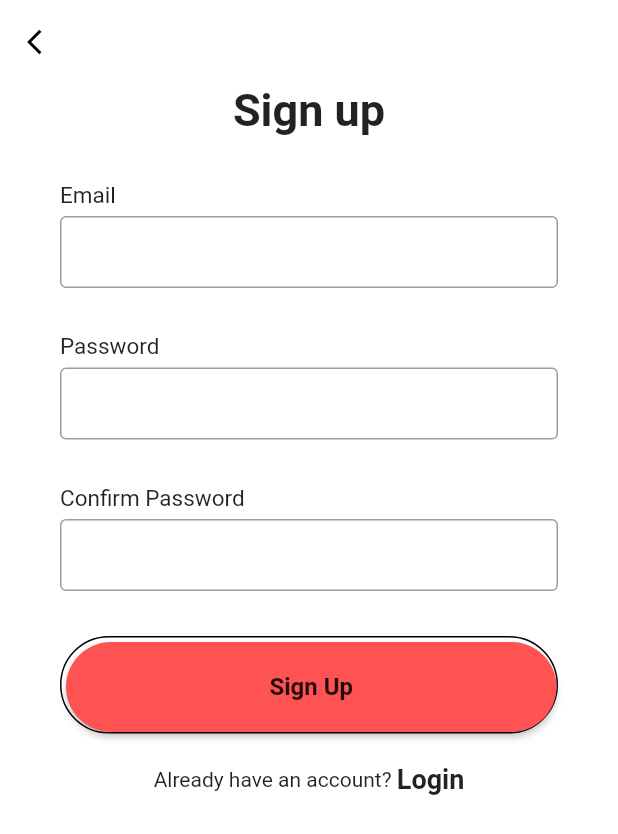
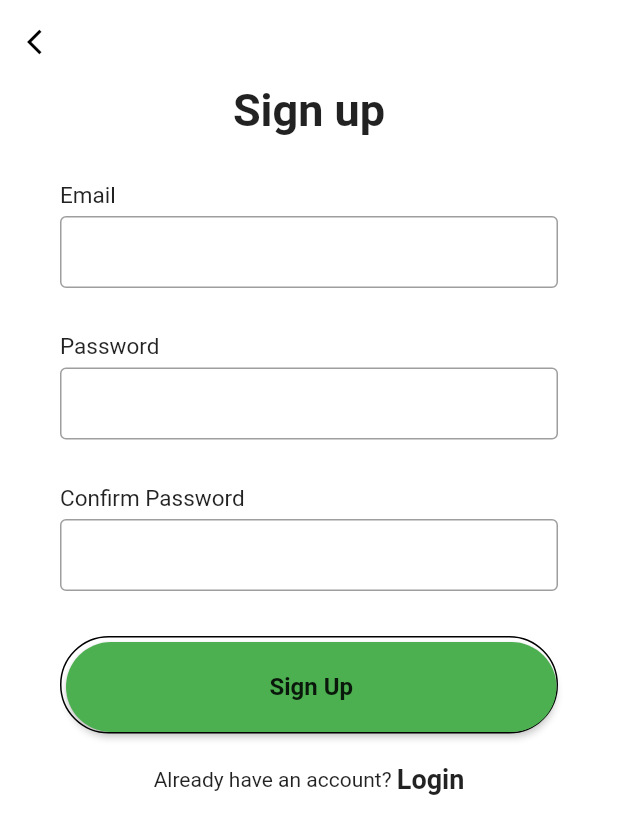
Before and after one commit to MinliHe/cmpe172_learning_app, a Flutter app: the screen it shows after launch, after a tap on "Sign Up", on a phone screen of 412 x 824 dp. Shown: the top 834 px of the screen. Run offline on Flutter 3.47's test engine with Material 2 defaults, Android fonts, the phone set to English and light mode, and no system bars.

Commit message:
update on main.dart, signup.dart

```diff
--- a/lib/main.dart
+++ b/lib/main.dart
@@ -92,7 +92,7 @@ class Home extends StatelessWidget
                       MaterialPageRoute(builder: (context) => const SignupPage()),
                     );
                   },
-                  color: Colors.green[400],
+                  color: Colors.green[500],
                   shape: RoundedRectangleBorder(
                       side: const BorderSide(
                         color: Colors.black,
--- a/lib/signup.dart
+++ b/lib/signup.dart
@@ -68,7 +68,7 @@ class SignupPage extends StatelessWidget
                         minWidth: double.infinity,
                         height: 60,
                         onPressed: (){},
-                        color: Colors.redAccent,
+                        color: Colors.green[500],
                         shape: RoundedRectangleBorder(
                           borderRadius: BorderRadius.circular(40)
                         ),
```
